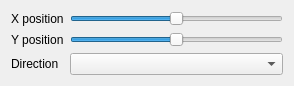
DLdota/OpenRGBEffectsPlugin, file Effects/ColorWheelEffect/ColorWheelEffect.ui: the form before one commit.
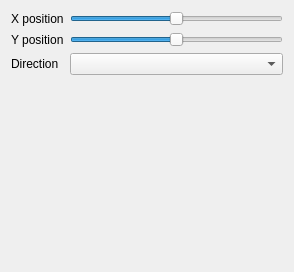
The form after the commit. Custom widgets are drawn as their Qt base class.

Commit message: Layers effect rework

Patch:
```diff
--- a/Effects/ColorWheelEffect/ColorWheelEffect.ui
+++ b/Effects/ColorWheelEffect/ColorWheelEffect.ui
@@ -7,7 +7,7 @@
     <x>0</x>
     <y>0</y>
     <width>294</width>
-    <height>82</height>
+    <height>272</height>
    </rect>
   </property>
   <property name="windowTitle">
@@ -64,6 +64,19 @@
      </property>
     </widget>
    </item>
+   <item row="3" column="0" colspan="2">
+    <spacer name="verticalSpacer">
+     <property name="orientation">
+      <enum>Qt::Vertical</enum>
+     </property>
+     <property name="sizeHint" stdset="0">
+      <size>
+       <width>20</width>
+       <height>40</height>
+      </size>
+     </property>
+    </spacer>
+   </item>
   </layout>
  </widget>
  <customwidgets>
```
Left out of the diff: 26 changed lines with no effect on the pictures. The commit also changes 114 other files.
